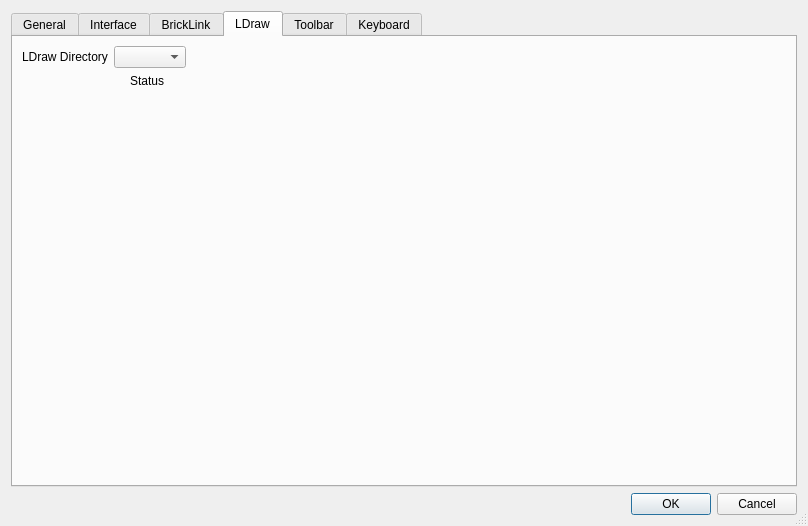
First picture: the form in src/desktop/settingsdialog.ui, repository rgriebl/brickstore, before the edit.
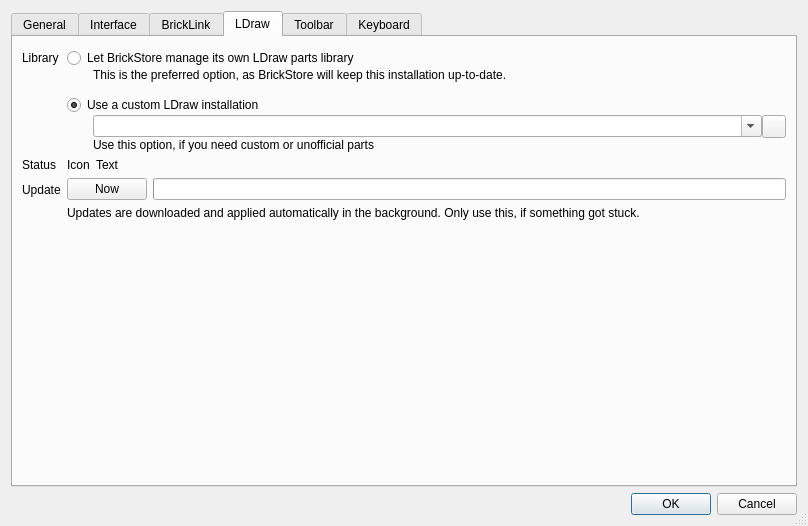
Second picture: the form after the edit. The open tabs and pages were chosen to show the change. Icons and pictures are not drawn.

Commit message: ldraw: background initialization und updates

```diff
--- a/src/desktop/settingsdialog.ui
+++ b/src/desktop/settingsdialog.ui
@@ -914,55 +914,218 @@
        <string>LDraw</string>
       </attribute>
       <layout class="QFormLayout" name="formLayout_2">
-       <property name="fieldGrowthPolicy">
-        <enum>QFormLayout::ExpandingFieldsGrow</enum>
-       </property>
        <item row="0" column="0">
-        <widget class="QLabel" name="label_21">
+        <widget class="QLabel" name="label_26">
          <property name="text">
-          <string>LDraw Directory</string>
+          <string>Library</string>
          </property>
         </widget>
        </item>
        <item row="0" column="1">
-        <widget class="QComboBox" name="w_ldraw_dir"/>
+        <layout class="QGridLayout" name="gridLayout_4">
+         <property name="topMargin">
+          <number>2</number>
+         </property>
+         <property name="verticalSpacing">
+          <number>0</number>
+         </property>
+         <item row="0" column="0" colspan="2">
+          <widget class="QRadioButton" name="w_ldraw_internal">
+           <property name="text">
+            <string>Let BrickStore manage its own LDraw parts library</string>
+           </property>
+           <property name="checked">
+            <bool>false</bool>
+           </property>
+          </widget>
+         </item>
+         <item row="1" column="0">
+          <spacer name="verticalSpacer_2">
+           <property name="orientation">
+            <enum>Qt::Horizontal</enum>
+           </property>
+           <property name="sizeType">
+            <enum>QSizePolicy::Fixed</enum>
+           </property>
+           <property name="sizeHint" stdset="0">
+            <size>
+             <width>13</width>
+             <height>13</height>
+            </size>
+           </property>
+          </spacer>
+         </item>
+         <item row="1" column="1">
+          <widget class="QLabel" name="label_25">
+           <property name="sizePolicy">
+            <sizepolicy hsizetype="Preferred" vsizetype="Preferred">
+             <horstretch>1</horstretch>
+             <verstretch>0</verstretch>
+            </sizepolicy>
+           </property>
+           <property name="text">
+            <string>This is the preferred option, as BrickStore will keep this installation up-to-date.</string>
+           </property>
+           <property name="wordWrap">
+            <bool>true</bool>
+           </property>
+          </widget>
+         </item>
+         <item row="2" column="0">
+          <spacer name="verticalSpacer_7">
+           <property name="orientation">
+            <enum>Qt::Vertical</enum>
+           </property>
+           <property name="sizeType">
+            <enum>QSizePolicy::Fixed</enum>
+           </property>
+           <property name="sizeHint" stdset="0">
+            <size>
+             <width>20</width>
+             <height>13</height>
+            </size>
+           </property>
+          </spacer>
+         </item>
+         <item row="3" column="0" colspan="2">
+          <widget class="QRadioButton" name="w_ldraw_external">
+           <property name="text">
+            <string>Use a custom LDraw installation</string>
+           </property>
+           <property name="checked">
+            <bool>true</bool>
+           </property>
+          </widget>
+         </item>
+         <item row="4" column="0">
+          <spacer name="verticalSpacer_3">
+           <property name="orientation">
+            <enum>Qt::Horizontal</enum>
+           </property>
+           <property name="sizeType">
+            <enum>QSizePolicy::Fixed</enum>
+           </property>
+           <property name="sizeHint" stdset="0">
+            <size>
+             <width>13</width>
+             <height>13</height>
+            </size>
+           </property>
+          </spacer>
+         </item>
+         <item row="4" column="1">
+          <layout class="QHBoxLayout" name="horizontalLayout_8">
+           <item>
+            <widget class="QComboBox" name="w_ldraw_dir">
+             <property name="editable">
+              <bool>true</bool>
+             </property>
+            </widget>
+           </item>
+           <item>
+            <widget class="QToolButton" name="w_ldraw_dir_select"/>
+           </item>
+          </layout>
+         </item>
+         <item row="5" column="1">
+          <widget class="QLabel" name="label_24">
+           <property name="sizePolicy">
+            <sizepolicy hsizetype="Preferred" vsizetype="Preferred">
+             <horstretch>1</horstretch>
+             <verstretch>0</verstretch>
+            </sizepolicy>
+           </property>
+           <property name="text">
+            <string>Use this option, if you need custom or unofficial parts</string>
+           </property>
+           <property name="wordWrap">
+            <bool>true</bool>
+           </property>
+          </widget>
+         </item>
+        </layout>
+       </item>
+       <item row="1" column="0">
+        <widget class="QLabel" name="label_28">
+         <property name="text">
+          <string>Status</string>
+         </property>
+        </widget>
        </item>
        <item row="1" column="1">
         <layout class="QHBoxLayout" name="horizontalLayout_3">
          <item>
           <widget class="QLabel" name="w_ldraw_status_icon">
-           <property name="minimumSize">
-            <size>
-             <width>10</width>
-             <height>10</height>
-            </size>
+           <property name="text">
+            <string notr="true">Icon</string>
            </property>
           </widget>
          </item>
          <item>
           <widget class="QLabel" name="w_ldraw_status">
            <property name="sizePolicy">
-            <sizepolicy hsizetype="MinimumExpanding" vsizetype="Preferred">
+            <sizepolicy hsizetype="Preferred" vsizetype="Preferred">
              <horstretch>1</horstretch>
              <verstretch>0</verstretch>
             </sizepolicy>
            </property>
            <property name="text">
-            <string notr="true">Status</string>
+            <string notr="true">Text</string>
            </property>
           </widget>
          </item>
         </layout>
        </item>
+       <item row="2" column="0">
+        <widget class="QLabel" name="label_21">
+         <property name="text">
+          <string>Update</string>
+         </property>
+        </widget>
+       </item>
        <item row="2" column="1">
-        <spacer name="verticalSpacer_4">
+        <layout class="QGridLayout" name="gridLayout_5">
+         <item row="0" column="0">
+          <widget class="QPushButton" name="w_ldraw_update">
+           <property name="text">
+            <string>Now</string>
+           </property>
+          </widget>
+         </item>
+         <item row="0" column="1">
+          <widget class="QProgressBar" name="w_ldraw_progress">
+           <property name="invertedAppearance">
+            <bool>false</bool>
+           </property>
+          </widget>
+         </item>
+         <item row="1" column="0" colspan="2">
+          <widget class="QLabel" name="w_ldraw_update_message">
+           <property name="text">
+            <string>Updates are downloaded and applied automatically in the background. Only use this, if something got stuck.</string>
+           </property>
+           <property name="textFormat">
+            <enum>Qt::RichText</enum>
+           </property>
+           <property name="wordWrap">
+            <bool>true</bool>
+           </property>
+           <property name="textInteractionFlags">
+            <set>Qt::LinksAccessibleByMouse|Qt::TextSelectableByMouse</set>
+           </property>
+          </widget>
+         </item>
+        </layout>
+       </item>
+       <item row="3" column="1">
+        <spacer name="verticalSpacer_8">
          <property name="orientation">
           <enum>Qt::Vertical</enum>
          </property>
          <property name="sizeHint" stdset="0">
           <size>
            <width>20</width>
-           <height>40</height>
+           <height>285</height>
           </size>
          </property>
         </spacer>
```
Left out of the diff: 65 changed lines with no effect on the pictures. The commit also changes 8 other files.
